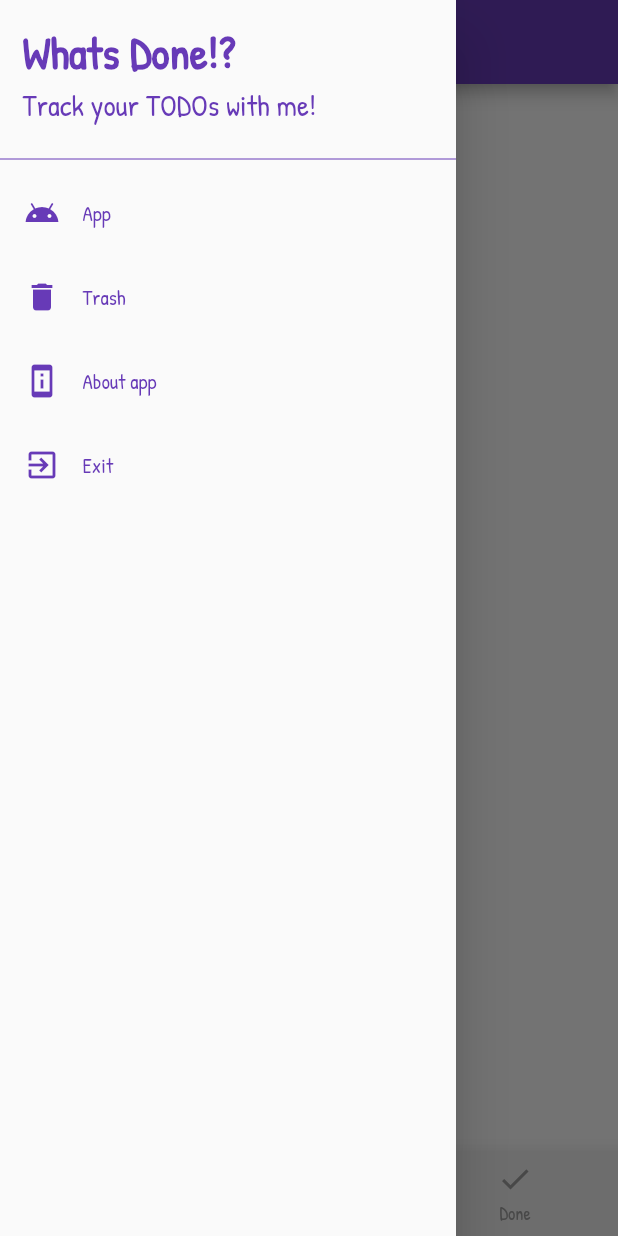
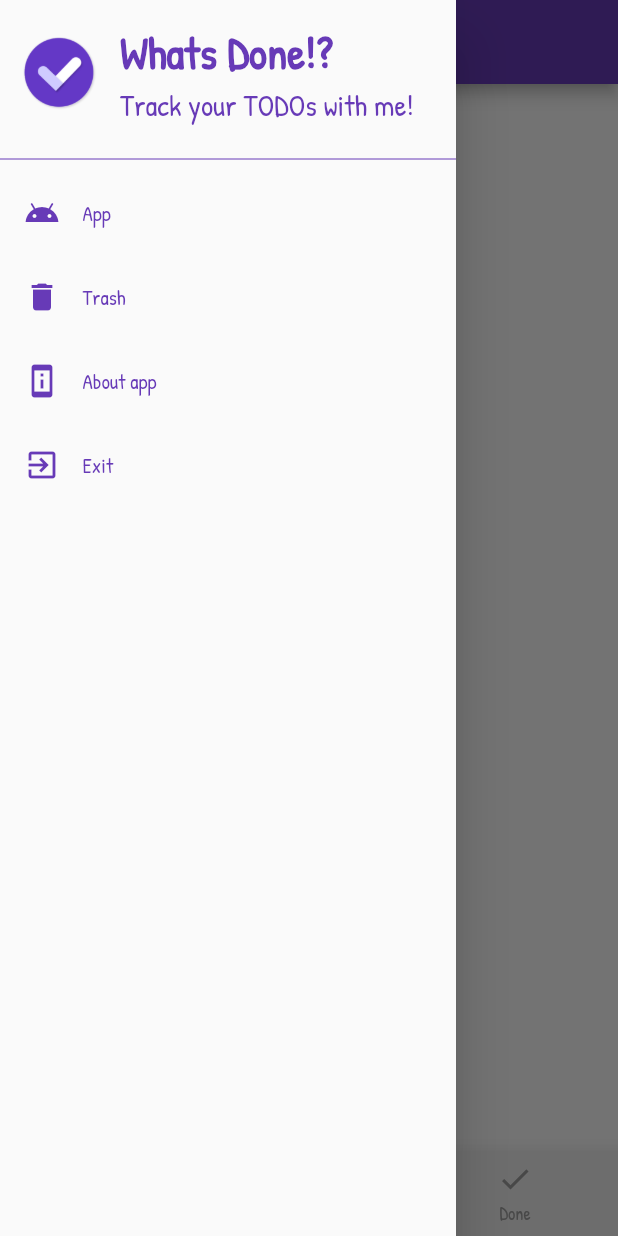
Before and after one commit to BlackIQ/whatsdone, a Flutter app: the screen it shows after launch, with the side drawer open, on a phone screen of 412 x 824 dp. Run offline on Flutter 3.47's test engine with Material 2 defaults, Android fonts, the phone set to English and light mode, and no system bars; our stand-ins replace google_fonts.

Commit message:
Add logo in drawer

```diff
--- a/lib/app/drawer/drawer_widget.dart
+++ b/lib/app/drawer/drawer_widget.dart
@@ -17,7 +17,16 @@ class DrawerWidget extends StatelessWidget {
         children: <Widget>[
           Padding(
             padding: EdgeInsets.all(15),
-            child: Column(
+            child: Row(
+              // mainAxisAlignment: MainAxisAlignment.spaceEvenly,
+              children: <Widget>[
+                Image.asset(
+                  'asset/logo.png',
+                  height: 50,
+                  width: 50,
+                ),
+                SizedBox(width: 15),
+                Column(
                   crossAxisAlignment: CrossAxisAlignment.start,
                   children: <Widget>[
                     Text(
@@ -34,6 +43,8 @@ class DrawerWidget extends StatelessWidget {
                         fontSize: 20,
                         color: Colors.deepPurple,
                       ),
+                    ),
+                  ],
                 ),
               ],
             ),
```
Lines whose indentation alone changed are shown as unchanged.
